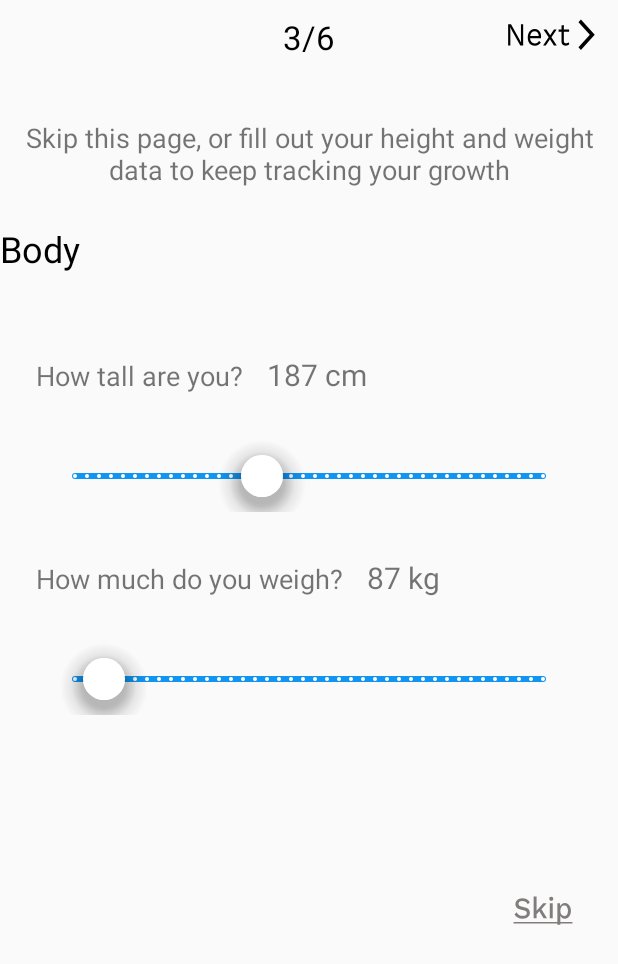
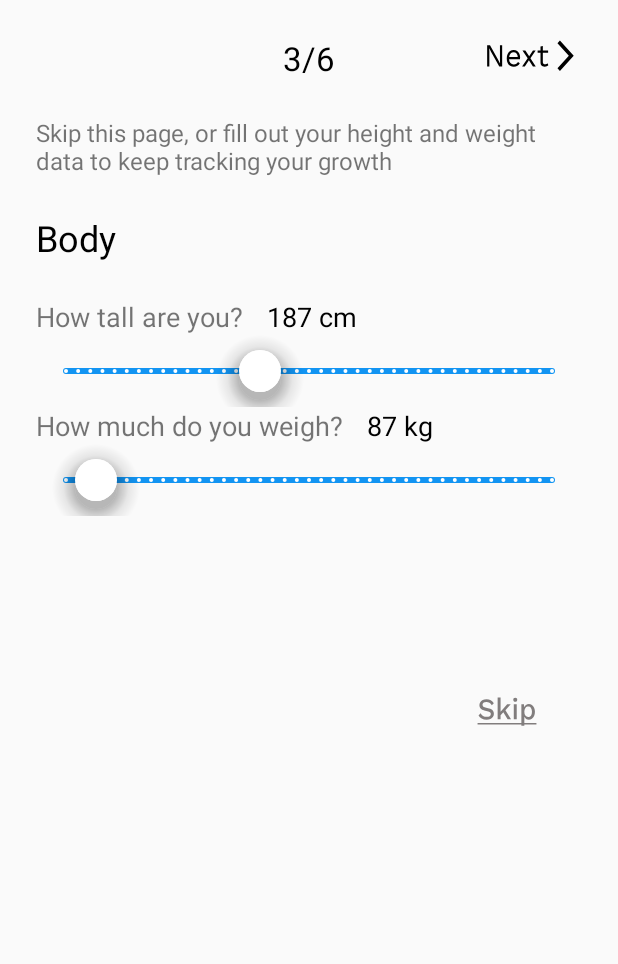
Before and after one commit to AmerBiro/MyFitnessPass, an Android app: the Body screen opened through its navigation route, on a phone screen of 412 x 824 dp. Shown: the top 964 px of the screen. Run offline under Robolectric (Android 15) with nearby library versions, the phone set to English and light mode, and no system bars.

Commit message:
Managing all the design by adding styles

```diff
--- a/app/src/main/res/layout/registration_body.xml
+++ b/app/src/main/res/layout/registration_body.xml
@@ -4,21 +4,22 @@
     xmlns:tools="http://schemas.android.com/tools"
     android:layout_width="match_parent"
     android:layout_height="match_parent"
-    android:orientation="vertical"
-    tools:context=".registration.Body">
+    style="@style/linear_layout_main_page"
+    tools:context=".registration.Body"
+    >
 
     <RelativeLayout
         android:layout_width="match_parent"
         android:layout_height="wrap_content"
-        android:layout_margin="10dp">
+        >
 
         <TextView
             android:layout_width="wrap_content"
             android:layout_height="wrap_content"
             android:layout_centerInParent="true"
             android:text="3/6"
-            android:textColor="@color/black"
-            android:textSize="22sp" />
+            style="@style/page_counter"
+            />
 
         <Button
             android:layout_width="65dp"
@@ -31,11 +32,9 @@
     <TextView
         android:layout_width="wrap_content"
         android:layout_height="wrap_content"
-        android:layout_gravity="center"
-        android:layout_marginTop="30dp"
-        android:gravity="center"
+        style="@style/page_description"
         android:text="Skip this page, or fill out your height and weight data to keep tracking your growth"
-        android:textSize="18sp" />
+        />
 
     <TextView
         android:layout_width="wrap_content"
@@ -48,21 +47,21 @@
         android:layout_width="wrap_content"
         android:layout_height="wrap_content"
         android:orientation="horizontal"
-        android:layout_marginLeft="24dp"
-        android:layout_marginTop="30dp"
         >
         <TextView
             android:layout_width="wrap_content"
             android:layout_height="wrap_content"
             android:text="How tall are you?"
-            android:textSize="18sp" />
+            style="@style/body"
+            />
 
         <TextView
             android:layout_width="wrap_content"
             android:layout_height="wrap_content"
             android:text="187 cm"
-            android:textSize="20sp"
             android:layout_marginLeft="16sp"
+            style="@style/body"
+            android:textColor="@color/black"
             />
 
     </LinearLayout>
@@ -71,44 +70,33 @@
     <com.google.android.material.slider.Slider
         android:layout_width="wrap_content"
         android:layout_height="wrap_content"
-        android:layout_marginLeft="30dp"
-        android:layout_marginTop="30dp"
-        android:layout_marginRight="30dp"
         android:stepSize="1.0"
         android:value="150.0"
         android:valueFrom="100.0"
         android:valueTo="225.0"
-        app:haloColor="#1294F2"
-        app:layout_constraintBottom_toBottomOf="parent"
-        app:layout_constraintEnd_toEndOf="parent"
-        app:layout_constraintStart_toStartOf="parent"
-        app:layout_constraintTop_toTopOf="parent"
-        app:thumbColor="@color/white"
-        app:thumbElevation="20dp"
-        app:thumbRadius="14dp"
-        app:tickColor="@color/white"
-        app:trackColor="#1294F2" />
+        style="@style/slider"
+        />
 
 
     <LinearLayout
         android:layout_width="wrap_content"
         android:layout_height="wrap_content"
         android:orientation="horizontal"
-        android:layout_marginLeft="24dp"
-        android:layout_marginTop="30dp"
         >
         <TextView
             android:layout_width="wrap_content"
             android:layout_height="wrap_content"
             android:text="How much do you weigh?"
-            android:textSize="18sp" />
+            style="@style/body"
+            />
 
         <TextView
             android:layout_width="wrap_content"
             android:layout_height="wrap_content"
             android:text="87 kg"
-            android:textSize="20sp"
             android:layout_marginLeft="16sp"
+            style="@style/body"
+            android:textColor="@color/black"
             />
 
     </LinearLayout>
@@ -117,23 +105,12 @@
     <com.google.android.material.slider.Slider
         android:layout_width="wrap_content"
         android:layout_height="wrap_content"
-        android:layout_marginLeft="30dp"
-        android:layout_marginTop="30dp"
-        android:layout_marginRight="30dp"
         android:stepSize="0.1"
         android:value="50.0"
         android:valueFrom="40.0"
         android:valueTo="200.0"
-        app:haloColor="#1294F2"
-        app:layout_constraintBottom_toBottomOf="parent"
-        app:layout_constraintEnd_toEndOf="parent"
-        app:layout_constraintStart_toStartOf="parent"
-        app:layout_constraintTop_toTopOf="parent"
-        app:thumbColor="@color/white"
-        app:thumbElevation="20dp"
-        app:thumbRadius="14dp"
-        app:tickColor="@color/white"
-        app:trackColor="#1294F2" />
+        style="@style/slider"
+        />
 
     <Button
         android:layout_width="40dp"
@@ -144,7 +121,4 @@
         android:layout_marginTop="120dp"
         />
 
-
-
-
 </LinearLayout>
--- a/app/src/main/res/navigation/nav_graph.xml
+++ b/app/src/main/res/navigation/nav_graph.xml
@@ -4,7 +4,7 @@
     xmlns:app="http://schemas.android.com/apk/res-auto"
     xmlns:tools="http://schemas.android.com/tools"
     android:id="@+id/nav_graph"
-    app:startDestination="@id/personal">
+    app:startDestination="@id/registrationSplashScreen">
     <fragment
         android:id="@+id/registrationSplashScreen"
         android:name="my.fitness.myfitness.registration.RegistrationSplashScreen"
--- a/app/src/main/res/values/colors.xml
+++ b/app/src/main/res/values/colors.xml
@@ -7,4 +7,5 @@
     <color name="teal_700">#FF018786</color>
     <color name="black">#FF000000</color>
     <color name="white">#FFFFFFFF</color>
+    <color name="blue">#1294F2</color>
 </resources>
--- a/app/src/main/res/values/themes.xml
+++ b/app/src/main/res/values/themes.xml
@@ -44,6 +44,19 @@
         <item name="android:textSize">16sp</item>
     </style>
 
+    <style name="body">
+        <item name="android:textSize">18sp</item>
+    </style>
+
+
+    <style name="slider">
+        <item name="tickColor">@color/white</item>
+        <item name="thumbColor">@color/white</item>
+        <item name="haloColor">@color/blue</item>
+        <item name="trackColor">@color/blue</item>
+        <item name="thumbElevation">20dp</item>
+        <item name="thumbRadius">14dp</item>
+    </style>
 
 
 
```
Also changed, not shown: app/src/main/res/layout/registration_caoch.xml (+25 -44 lines), app/src/main/res/layout/registration_membership.xml (+12 -21 lines), app/src/main/res/layout/registration_personal.xml (+4 -4 lines), app/src/main/res/layout/registration_personal2.xml (+13 -18 lines), app/src/main/res/layout/registration_profile_photo.xml (+19 -29 lines).
